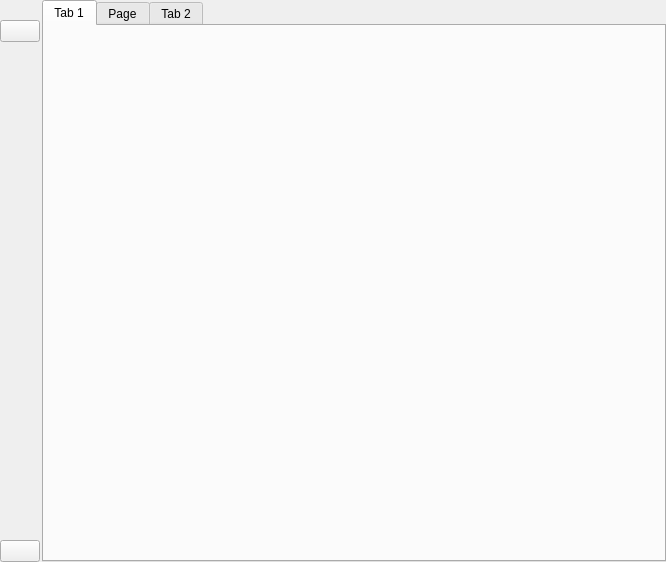
Old version of the form python/smartshelf/ui/mainwindow.ui in the repository digitalgraphics/smartshelf.
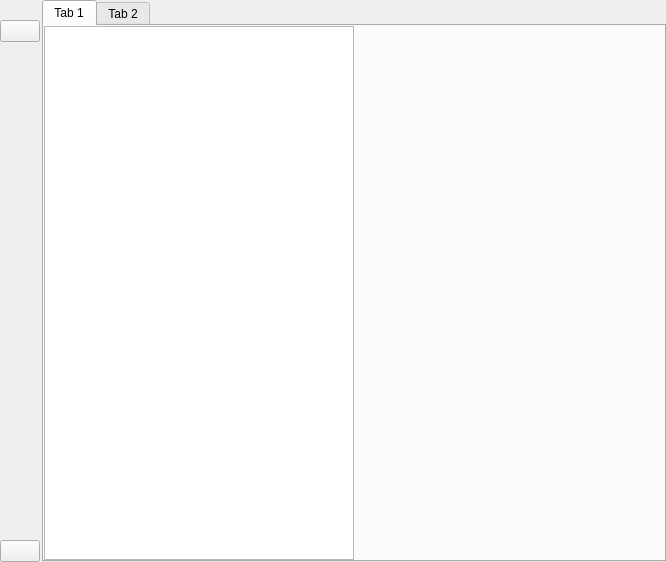
New version of the form. Icons and pictures are not drawn. Custom widgets are drawn as their Qt base class.

```diff
--- a/python/smartshelf/ui/mainwindow.ui
+++ b/python/smartshelf/ui/mainwindow.ui
@@ -130,6 +130,9 @@
           <property name="bottomMargin">
            <number>0</number>
           </property>
+          <item>
+           <widget class="QListWidget" name="listWidget_2"/>
+          </item>
           <item>
            <widget class="IconListWidget" name="listWidget">
             <property name="minimumSize">
@@ -197,11 +200,6 @@
           </item>
          </layout>
         </widget>
-        <widget class="QWidget" name="tab_3">
-         <attribute name="title">
-          <string>Page</string>
-         </attribute>
-        </widget>
         <widget class="QWidget" name="tab_2">
          <attribute name="title">
           <string>Tab 2</string>
```
